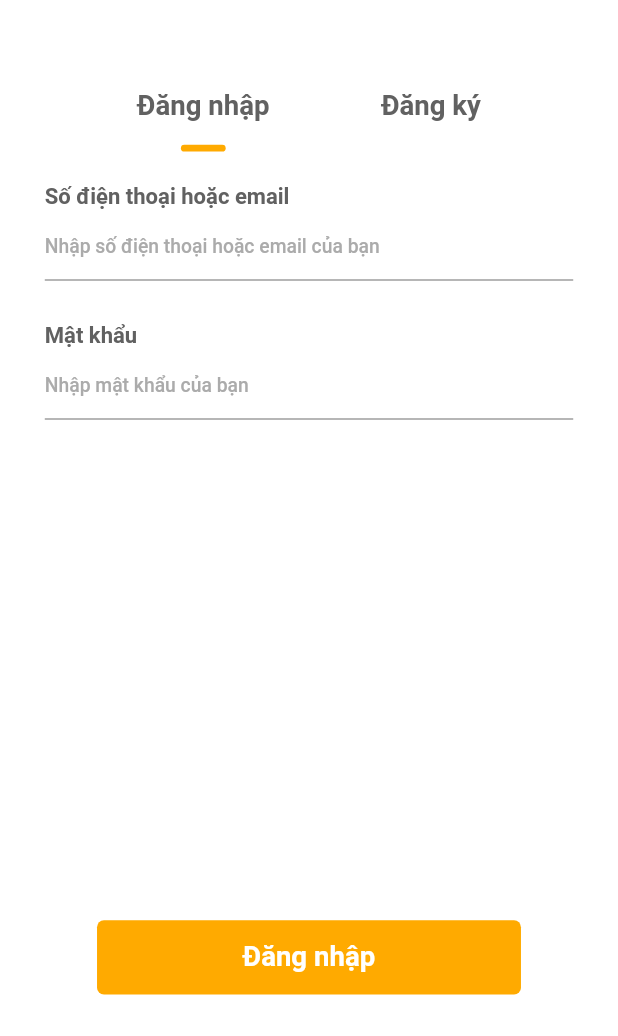
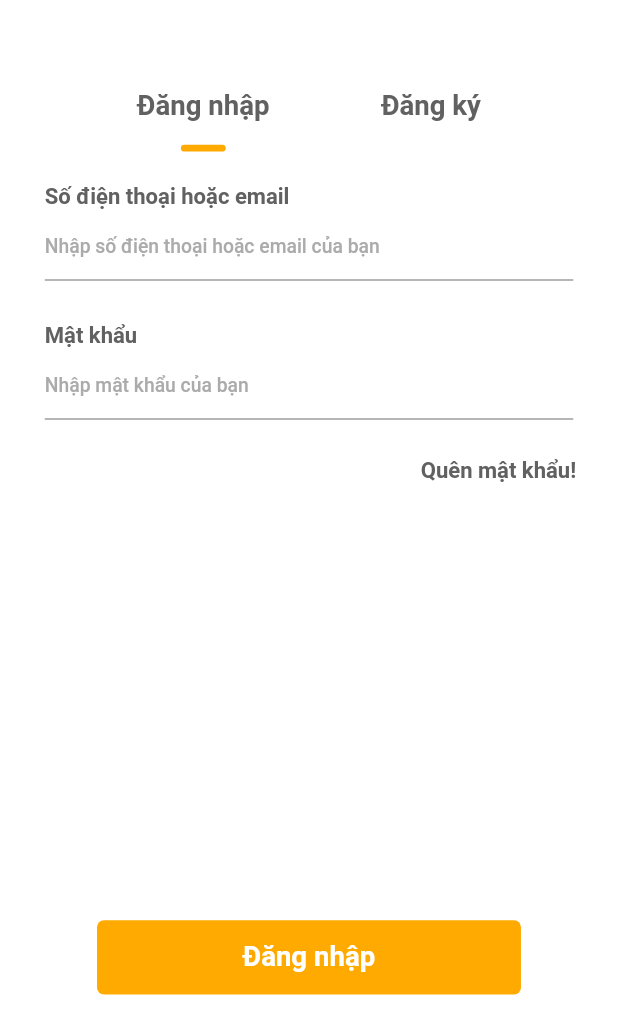
Before and after one commit to xuuanthuc/tako_app, a Flutter app: the AuthScreen screen opened by its route, on a phone screen of 412 x 824 dp, the part 200-1236 px from its top. Run offline on Flutter 3.47's test engine with Material 2 defaults, Android fonts, the phone set to English and light mode, and no system bars; our stand-ins replace dio, firebase_core, firebase_database, flutter_screenutil, fluttertoast, get and 3 more; accounts and stored records are empty; network calls fail.

Commit message:
login register

```diff
--- a/lib/app_pages.dart
+++ b/lib/app_pages.dart
@@ -1,5 +1,6 @@
 import 'package:get/get.dart';
-import 'package:tako_app/modules/authentication/auth_page.dart';
+import 'package:tako_app/modules/authentication/pages/auth_page.dart';
+import 'package:tako_app/modules/authentication/pages/forgot_password.dart';
 import 'package:tako_app/modules/home/home_binding.dart';
 import 'package:tako_app/modules/home/pages/home_page.dart';
 import 'package:tako_app/modules/splash/first_intro_screen.dart';
@@ -10,6 +11,7 @@ abstract class Routes {
   static const SPLASH = '/splash_page';
   static const INTRO_FIRST_SCREEN = '/intro_first';
   static const AUTH = '/auth_screen';
+  static const FORGOT_PASS = '/forgot-password-screen';
   static const SETTING = '/setting';
 }
 
@@ -25,10 +27,19 @@ class AppPages {
     GetPage(
       name: Routes.AUTH,
       page: () => AuthScreen(),
-      binding: HomeBinding(),
     ),
-    GetPage(name: Routes.SPLASH, page: () => SplashPage()),
-    GetPage(name: Routes.INTRO_FIRST_SCREEN, page: () => FirstIntroScreen()),
+    GetPage(
+      name: Routes.FORGOT_PASS,
+      page: () => ForgotpasswordScreen(),
+    ),
+    GetPage(
+      name: Routes.SPLASH,
+      page: () => SplashPage(),
+    ),
+    GetPage(
+      name: Routes.INTRO_FIRST_SCREEN,
+      page: () => FirstIntroScreen(),
+    ),
   ];
 }
 
--- a/lib/data/app_preferences.dart
+++ b/lib/data/app_preferences.dart
@@ -11,7 +11,7 @@ class AppPreference {
 
 
   void setSeen() async {
-    await prefs.setBool('seen', false);
+    await prefs.setBool('seen', true);
   }
   Future<bool?> getSeen() async {
     return prefs.getBool('seen');
--- a/lib/data/url_api.dart
+++ b/lib/data/url_api.dart
@@ -5,7 +5,7 @@ const fetchWeatherUrl = "/api/location/";
 
 //Môi trường dev
 class DevEnvironment{
-  final baseUrl = "https://www.metaweather.com";
+  final baseUrl = "https://tako-5d6a2-default-rtdb.firebaseio.com/";
   final receiveTimeout = 2 * 60 * 1000;
   final connectTimeout = 2 * 60 * 1000;
 }
--- a/lib/main.dart
+++ b/lib/main.dart
@@ -1,3 +1,4 @@
+import 'package:firebase_core/firebase_core.dart';
 import 'package:flutter/material.dart';
 import 'package:flutter_screenutil/flutter_screenutil.dart';
 import 'package:get/get.dart';
@@ -8,7 +9,9 @@ import 'util/common/logger.dart';
 import 'util/lang/translation_service.dart';
 import 'util/theme/app_theme.dart';
 
-void main() {
+void main() async {
+  WidgetsFlutterBinding.ensureInitialized();
+  await Firebase.initializeApp();
   runApp(
     LayoutBuilder(
       builder: (_, BoxConstraints constraints) {
--- /dev/null
+++ b/lib/models/userModel.dart
@@ -0,0 +1,15 @@
+class User{
+  String? id;
+  String? username;
+  String? password;
+  String? name;
+  User({this.username, this.password, this.name, this.id});
+  factory User.fromMap(Map<String, dynamic> map ){
+    return User(
+      id: map['id'] ?? '',
+      username: map['username'] ?? '',
+      password: map['password'] ?? '',
+      name: map['name'] ?? '',
+    );
+  }
+}
--- a/lib/modules/authentication/auth_page.dart
+++ b/lib/modules/authentication/pages/auth_page.dart
@@ -1,6 +1,7 @@
 import 'package:flutter/material.dart';
 import 'package:get/get.dart';
 import 'package:google_fonts/google_fonts.dart';
+import 'package:tako_app/app_pages.dart';
 import 'package:tako_app/modules/authentication/auth_controller.dart';
 import 'package:tako_app/modules/authentication/widgets/form_login_widget.dart';
 import 'package:tako_app/modules/authentication/widgets/form_register_widget.dart';
@@ -23,6 +24,11 @@ class AuthScreen extends StatelessWidget {
   void tapRegister() {
     _authController.isLogin.value = false;
     print('register');
+  }
+
+  void submitAuthentication() {
+    _authController.sumbit();
+    // _authController.getAPi();
   }
 
   @override
@@ -82,7 +88,7 @@ class AuthScreen extends StatelessWidget {
                   ),
                 ),
                 Obx(
-                      () => Visibility(
+                  () => Visibility(
                     child: FormRegisterWidget(),
                     visible: !_authController.isLogin.value,
                   ),
@@ -97,7 +103,7 @@ class AuthScreen extends StatelessWidget {
                   horizontal: width(65), vertical: height(30)),
               child: Obx(
                 () => CustumButtonDesign(
-                    ontap: () {},
+                    ontap: () => submitAuthentication(),
                     label: _authController.isLogin == true
                         ? 'Đăng nhập'
                         : 'Đăng ký'),
--- a/lib/modules/authentication/widgets/form_login_widget.dart
+++ b/lib/modules/authentication/widgets/form_login_widget.dart
@@ -1,10 +1,15 @@
 import 'package:flutter/material.dart';
 import 'package:google_fonts/google_fonts.dart';
+import 'package:tako_app/app_pages.dart';
+import 'package:tako_app/modules/authentication/auth_controller.dart';
+import 'package:tako_app/modules/common/widgets/input_decoration_design.dart';
 import 'package:tako_app/util/common/screen_util.dart';
 import 'package:tako_app/util/theme/app_colors.dart';
+import 'package:get/get.dart';
 
 class FormLoginWidget extends StatelessWidget {
   FormLoginWidget({Key? key}) : super(key: key);
+  final AuthController _authController = Get.find();
 
   @override
   Widget build(BuildContext context) {
@@ -17,6 +22,7 @@ class FormLoginWidget extends StatelessWidget {
           child: TextField(
               onChanged: (text) {
                 // do something with text
+                _authController.username.value = text;
               },
               textInputAction: TextInputAction.next,
               style: GoogleFonts.roboto(
@@ -24,8 +30,8 @@ class FormLoginWidget extends StatelessWidget {
                       fontWeight: FontWeight.w700,
                       fontSize: size(16),
                       color: lowBlack)),
-            decoration: decorTextField('Nhập số điện thoại hoặc email của bạn')
-          ),
+              decoration:
+                  decorTextField('Nhập số điện thoại hoặc email của bạn')),
         ),
         SizedBox(height: height(30)),
         labelTextField('Mật khẩu'),
@@ -34,6 +40,7 @@ class FormLoginWidget extends StatelessWidget {
           child: TextField(
             onChanged: (text) {
               // do something with text
+              _authController.password.value = text;
             },
             textInputAction: TextInputAction.next,
             obscureText: true,
@@ -45,22 +52,33 @@ class FormLoginWidget extends StatelessWidget {
             decoration: decorTextField('Nhập mật khẩu của bạn'),
           ),
         ),
+        SizedBox(height: height(10)),
+        Padding(
+          padding: EdgeInsets.symmetric(horizontal: width(20)),
+          child: Row(
+            mainAxisAlignment: MainAxisAlignment.end,
+            children: [
+              TextButton(
+                onPressed: () => Get.toNamed(Routes.FORGOT_PASS),
+                style: ButtonStyle(
+                  overlayColor:  MaterialStateColor.resolveWith((states) => lowOrange),
+                ),
+                child: Text(
+                  'Quên mật khẩu!',
+                  style: GoogleFonts.roboto(
+                      textStyle: TextStyle(
+                          fontSize: size(16),
+                          fontWeight: FontWeight.w600,
+                          color: HexColor('#616161'))),
+                ),
+              ),
+            ],
+          ),
+        )
       ],
     );
   }
 
-  InputDecoration decorTextField(String hintText) {
-    return InputDecoration(
-              focusedBorder: UnderlineInputBorder(
-                borderSide: BorderSide(color: orange),
-              ),
-              hintText: hintText,
-              hintStyle: GoogleFonts.roboto(
-                  textStyle: TextStyle(
-                      fontSize: size(14),
-                      fontWeight: FontWeight.w500,
-                      color: lowGrey)));
-  }
   Widget labelTextField(String label) => Padding(
         padding: EdgeInsets.symmetric(horizontal: width(30)),
         child: Text(
--- /dev/null
+++ b/lib/modules/common/widgets/input_decoration_design.dart
@@ -0,0 +1,17 @@
+import 'package:flutter/material.dart';
+import 'package:google_fonts/google_fonts.dart';
+import 'package:tako_app/util/common/screen_util.dart';
+import 'package:tako_app/util/theme/app_colors.dart';
+
+InputDecoration decorTextField(String hintText) {
+  return InputDecoration(
+      focusedBorder: UnderlineInputBorder(
+        borderSide: BorderSide(color: orange),
+      ),
+      hintText: hintText,
+      hintStyle: GoogleFonts.roboto(
+          textStyle: TextStyle(
+              fontSize: size(14),
+              fontWeight: FontWeight.w500,
+              color: lowGrey)));
+}
--- a/lib/modules/home/pages/home_page.dart
+++ b/lib/modules/home/pages/home_page.dart
@@ -9,11 +9,10 @@ class HomePage extends StatelessWidget {
 
   @override
   Widget build(BuildContext context) {
-    return Obx(() => Scaffold(
+    return Scaffold(
           body: Container(
             child: Text("home"),
           ),
-        ),
     );
   }
 }
--- a/lib/modules/splash/first_intro_screen.dart
+++ b/lib/modules/splash/first_intro_screen.dart
@@ -53,7 +53,7 @@ class _FirstIntroScreenState extends State<FirstIntroScreen> {
             image = AppFileName.intro_3;
             label = 'Đặt hàng\nmọi nơi';
             labelButton =  "Tiếp theo";
-            description = 'Cập nhật thông tin khuyến mãi khủng cùng nhiều món ngon hấp dẫn';
+            description = 'Đặt hàng món ăn, đồ uống... với các chương trình ưu đãi diễn ra thường xuyên';
           }
         });
       }
--- a/lib/modules/splash/splash.dart
+++ b/lib/modules/splash/splash.dart
@@ -46,7 +46,7 @@ class _SplashPageState extends State<SplashPage> {
 
   Future<void> checkFirstSeen() async {
     var _seen = await AppPreference().getSeen();
-    if(_seen == false){
+    if(_seen == true){
       checkLogin();
     } else {
       AppPreference().setSeen();
@@ -94,7 +94,7 @@ class _SplashPageState extends State<SplashPage> {
         }
       });
       }
-    await Future.delayed(Duration(milliseconds: 600));
+    await Future.delayed(Duration(milliseconds: 400));
     for(double i = roundSize; i <= 1500 ; i = i + 1){
       await Future.delayed(Duration(microseconds: 700));
       setState(() {
--- a/lib/util/constants/app_image.dart
+++ b/lib/util/constants/app_image.dart
@@ -12,6 +12,7 @@ abstract class AppFileName {
   static const String intro_4 = "assets/images/intro4.png";
   static const String rider = "assets/images/rider.png";
   static const String dot = "assets/images/slide_dot.png";
+  static const String forgot_password = "assets/images/forgot_pass.png";
 
   //svgs
 }
--- a/pubspec.yaml
+++ b/pubspec.yaml
@@ -38,7 +38,7 @@ dependencies:
   url_launcher: ^6.0.9
   pull_to_refresh: ^2.0.0
   fluttertoast: ^8.0.6
-
+  firebase_database: ^7.2.0
   firebase_core: ^1.4.0
 
 dev_dependencies:
```
Also changed, not shown: lib/modules/authentication/auth_controller.dart (+107 -3 lines), lib/modules/authentication/pages/forgot_password.dart (added, +27 -0 lines), lib/modules/authentication/widgets/forgot_search_user.dart (added, +151 -0 lines), lib/modules/authentication/widgets/form_register_widget.dart (+9 -13 lines), lib/util/common/show_toast.dart (added, +14 -0 lines), assets/images/forgot_pass.png (added), pubspec.lock, 4 other files. Lines whose indentation alone changed are shown as unchanged.
